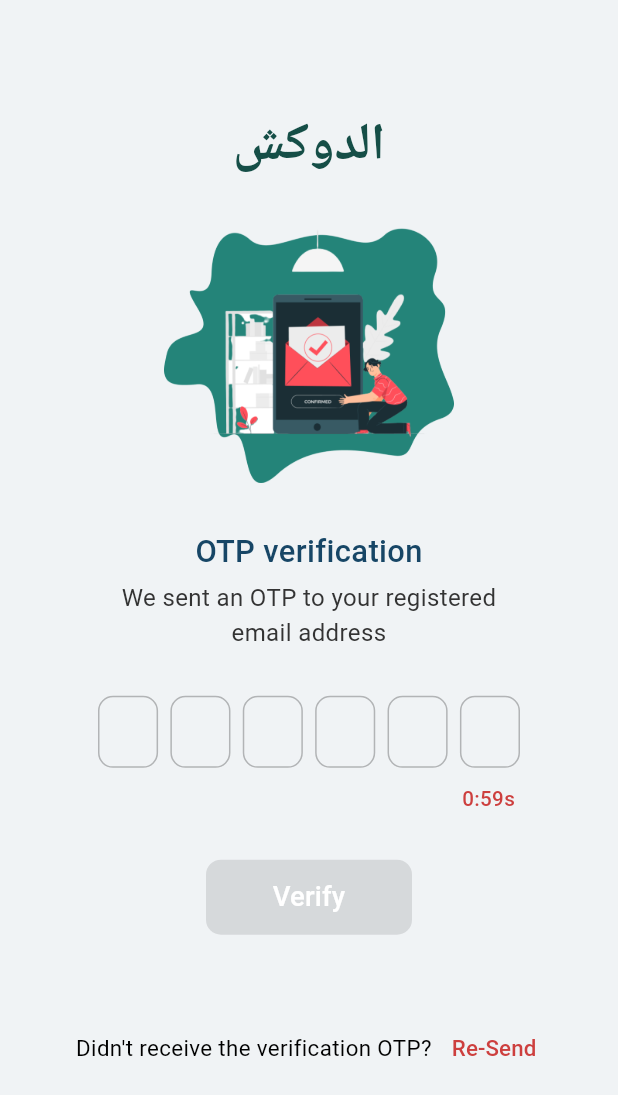
After one commit to MazenAymann/clinic, a Flutter app: the OtpScreen screen opened by its route, on a phone screen of 412 x 824 dp. The commit adds this screen. Shown: the top 1095 px of the screen. Run offline on Flutter 3.47's test engine with Material 3 defaults, Android fonts, the phone set to English and light mode, and no system bars; drawn by our look-alikes of otp_text_field; our stand-ins replace bloc, equatable, flutter_bloc, flutter_screenutil, go_router, google_fonts and 1 more; Roboto replaces fonts that are missing (Cairo).

Commit message:
feat(adding otp screen):

```diff
--- a/lib/config/routes/routes.dart
+++ b/lib/config/routes/routes.dart
@@ -1,4 +1,5 @@
 import 'package:clinic/core/auth/login/presentation/login_screen.dart';
+import 'package:clinic/core/auth/otp/presentation/otp_screen.dart';
 import 'package:clinic/core/auth/register/presentation/register_screen.dart';
 import 'package:flutter/material.dart';
 import 'package:go_router/go_router.dart';
@@ -32,5 +33,11 @@ final GoRouter router = GoRouter(
         return const RegisterScreen();
       },
     ),
+    GoRoute(
+      path: OtpScreen.routeName,
+      builder: (BuildContext context, GoRouterState state) {
+        return const OtpScreen();
+      },
+    ),
   ],
 );
--- a/lib/constants/assets_path.dart
+++ b/lib/constants/assets_path.dart
@@ -6,3 +6,6 @@ const String onBoardingImageThree = 'assets/images/onboarding_page_three.png';
 
 //Sign In Page
 const String googleImage = 'assets/images/google_photo.png';
+
+//OTP Page
+const String otpImage = 'assets/images/otp_image.png';
--- a/lib/constants/colors.dart
+++ b/lib/constants/colors.dart
@@ -7,3 +7,6 @@ const Color onBoardingTextColor = Color(0xFF1E5A84);
 const Color onBoardingSkipColor = Color(0xFF1C665E);
 const Color signInTextColor = Color(0xFF174666);
 const Color registerTextColor = Color(0xFF1C665E);
+const Color otpSubTextColor = Color(0xFF333333);
+const Color otpResendTextColor = Color(0xFFCD3F3E);
+const Color disabledBtnColor = Color(0xFF1E5A84);
--- /dev/null
+++ b/lib/core/auth/otp/presentation/otp_screen.dart
@@ -0,0 +1,184 @@
+import 'dart:async';
+
+import 'package:flutter/material.dart';
+import 'package:flutter_screenutil/flutter_screenutil.dart';
+import 'package:google_fonts/google_fonts.dart';
+import 'package:otp_text_field/otp_field.dart';
+import 'package:otp_text_field/otp_field_style.dart';
+import 'package:otp_text_field/style.dart';
+import 'package:rounded_loading_button_plus/rounded_loading_button.dart';
+
+import '../../../../constants/assets_path.dart';
+import '../../../../constants/colors.dart';
+
+class OtpScreen extends StatefulWidget {
+  const OtpScreen({super.key});
+
+  static const routeName = '/otpScreen';
+
+  @override
+  State<OtpScreen> createState() => _OtpScreenState();
+}
+
+class _OtpScreenState extends State<OtpScreen> {
+  final RoundedLoadingButtonController btnController =
+      RoundedLoadingButtonController();
+  bool isButtonDisabled = true;
+
+  void onVerify() async {
+    // Implement Verification
+    Timer(const Duration(seconds: 3), () {
+      btnController.success();
+      // context.go(RegisterScreen.routeName);
+    });
+  }
+
+  @override
+  Widget build(BuildContext context) {
+    return Scaffold(
+      body: Padding(
+        padding: EdgeInsets.symmetric(horizontal: 20.w),
+        child: SizedBox(
+          width: double.infinity,
+          child: SingleChildScrollView(
+            child: Column(
+              mainAxisAlignment: MainAxisAlignment.center,
+              children: [
+                SizedBox(height: 70.h),
+                Row(
+                  mainAxisAlignment: MainAxisAlignment.center,
+                  children: [
+                    Text(
+                      'الدوكش',
+                      style: GoogleFonts.cairo(
+                        fontSize: 30.w,
+                        fontWeight: FontWeight.bold,
+                        color: primaryColor,
+                      ),
+                    ),
+                  ],
+                ),
+                SizedBox(height: 30.h),
+                Image.asset(
+                  otpImage,
+                  width: 187.2.w,
+                  height: 165.h,
+                ),
+                SizedBox(height: 30.h),
+                Text(
+                  'OTP verification',
+                  style: GoogleFonts.cairo(
+                    fontSize: 18.w,
+                    color: signInTextColor,
+                    fontWeight: FontWeight.w500,
+                  ),
+                ),
+                SizedBox(height: 5.h),
+                SizedBox(
+                  width: 250.w,
+                  child: Text(
+                    'We sent an OTP to your registered email address',
+                    style: GoogleFonts.cairo(
+                      fontSize: 14.w,
+                      color: otpSubTextColor,
+                    ),
+                    textAlign: TextAlign.center,
+                  ),
+                ),
+                SizedBox(height: 30.h),
+                OTPTextField(
+                  length: 6,
+                  width: 253.w,
+                  fieldWidth: 35.w,
+                  style: const TextStyle(fontSize: 17),
+                  textFieldAlignment: MainAxisAlignment.spaceAround,
+                  fieldStyle: FieldStyle.box,
+                  otpFieldStyle: OtpFieldStyle(
+                    borderColor: signInTextColor,
+                  ),
+                  onCompleted: (_) {
+                    setState(() {
+                      isButtonDisabled = false;
+                    });
+                  },
+                  onChanged: (value) {
+                    if (!isButtonDisabled && value.length != 6) {
+                      setState(() {
+                        isButtonDisabled = true;
+                      });
+                    }
+                  },
+                ),
+                Padding(
+                  padding: EdgeInsets.only(right: 40.w, top: 10.h),
+                  child: Row(
+                    mainAxisAlignment: MainAxisAlignment.end,
+                    children: [
+                      Text(
+                        "0:59s",
+                        style: GoogleFonts.cairo(
+                          color: otpResendTextColor,
+                          fontSize: 12.w,
+                          fontWeight: FontWeight.w500,
+                        ),
+                      ),
+                    ],
+                  ),
+                ),
+                SizedBox(height: 30.h),
+                RoundedLoadingButton(
+                  width: 120.w,
+                  borderRadius: 10,
+                  color: isButtonDisabled
+                      ? disabledBtnColor.withOpacity(0.5)
+                      : signInTextColor,
+                  controller: btnController,
+                  animateOnTap: !isButtonDisabled,
+                  onPressed: isButtonDisabled ? null : onVerify,
+                  successColor: Colors.green,
+                  errorColor: Colors.red,
+                  child: Text(
+                    'Verify',
+                    style: GoogleFonts.cairo(
+                      color: Colors.white,
+                      fontSize: 16.w,
+                    ),
+                  ),
+                ),
+                SizedBox(height: 30.h),
+                SizedBox(height: 20.h),
+                Row(
+                  mainAxisAlignment: MainAxisAlignment.center,
+                  children: [
+                    Text(
+                      'Didn\'t receive the verification OTP? ',
+                      style: GoogleFonts.cairo(
+                        fontSize: 13.w,
+                        color: Colors.black,
+                      ),
+                    ),
+                    SizedBox(width: 5.w),
+                    TextButton(
+                      style: TextButton.styleFrom(padding: EdgeInsets.zero),
+                      onPressed: () {
+                        // Implement Resend OTP
+                      },
+                      child: Text(
+                        'Re-Send',
+                        style: GoogleFonts.cairo(
+                          fontSize: 13.w,
+                          color: otpResendTextColor,
+                          fontWeight: FontWeight.w500,
+                        ),
+                      ),
+                    ),
+                  ],
+                ),
+              ],
+            ),
+          ),
+        ),
+      ),
+    );
+  }
+}
--- a/pubspec.yaml
+++ b/pubspec.yaml
@@ -42,6 +42,7 @@ dependencies:
   go_router: ^14.2.7
   google_fonts: ^6.2.1
   rounded_loading_button_plus: ^3.0.1
+  otp_text_field: ^1.1.3
 
 dev_dependencies:
   flutter_test:
```
Also changed, not shown: assets/images/otp_image.png (added).
